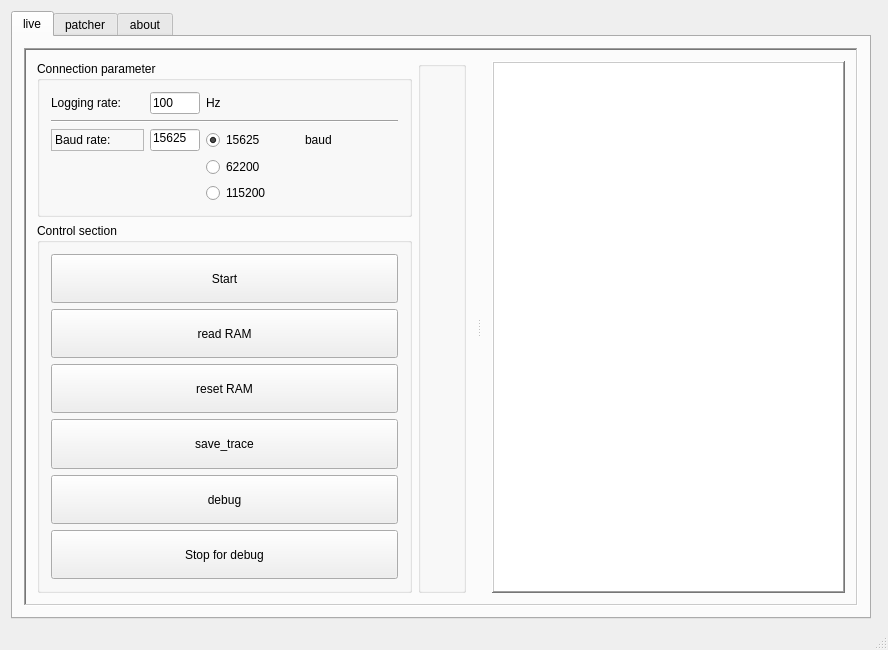
DowJhob/Evo-live-map, file mainwindow.ui: the form before one commit.
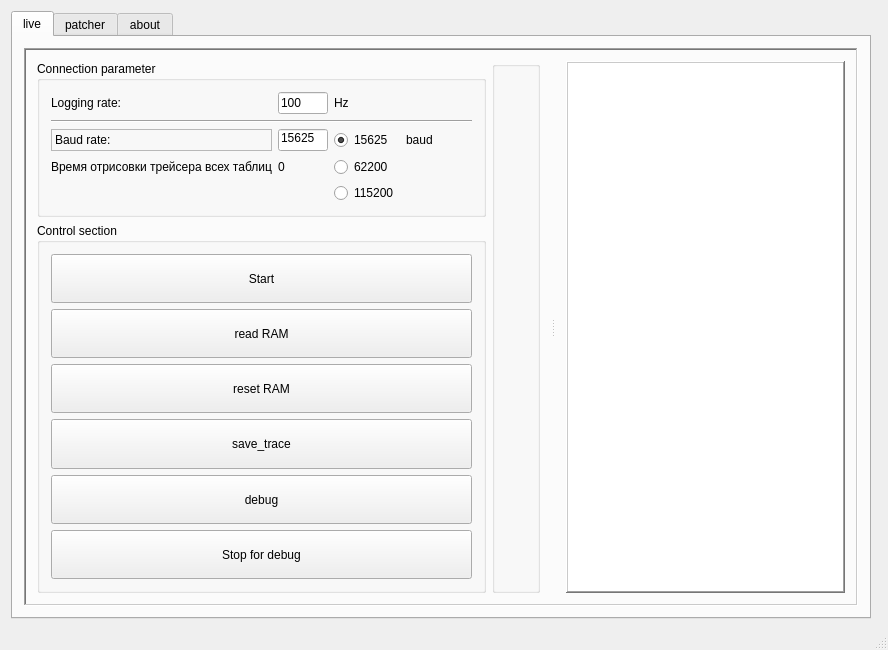
The form after the commit.

```diff
--- a/mainwindow.ui
+++ b/mainwindow.ui
@@ -435,6 +435,20 @@
                    </property>
                   </widget>
                  </item>
+                 <item row="4" column="1">
+                  <widget class="QLabel" name="trace_time_label">
+                   <property name="text">
+                    <string>0</string>
+                   </property>
+                  </widget>
+                 </item>
+                 <item row="4" column="0">
+                  <widget class="QLabel" name="label_7">
+                   <property name="text">
+                    <string>Время отрисовки трейсера всех таблиц</string>
+                   </property>
+                  </widget>
+                 </item>
                 </layout>
                </item>
               </layout>
```
